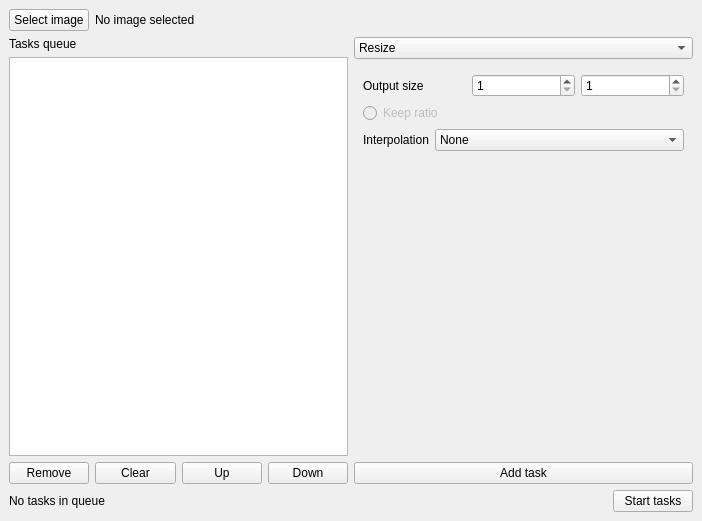
Old version of the form src/windows/imageupscalerqt.ui in the repository GRAPHENE9932/ImageUpscalerQt.
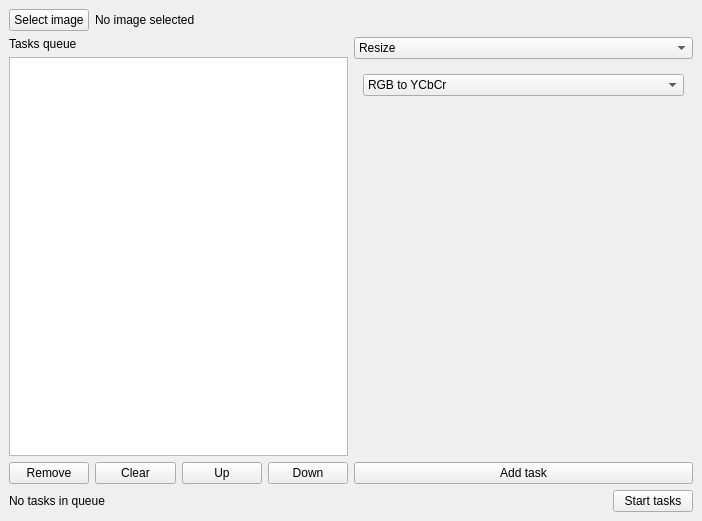
New version of the form.

The edit to the form file:
```diff
--- a/src/windows/imageupscalerqt.ui
+++ b/src/windows/imageupscalerqt.ui
@@ -123,7 +123,7 @@
         <item>
          <widget class="QStackedWidget" name="task_settings_widget">
           <property name="currentIndex">
-           <number>0</number>
+           <number>3</number>
           </property>
           <widget class="QWidget" name="resize_page">
            <layout class="QVBoxLayout" name="verticalLayout_2" stretch="0,0,0,0">
@@ -320,6 +320,47 @@
             </item>
            </layout>
           </widget>
+          <widget class="QWidget" name="convert_color_space_page">
+           <layout class="QVBoxLayout" name="verticalLayout_5">
+            <item>
+             <widget class="QComboBox" name="color_space_combobox">
+              <item>
+               <property name="text">
+                <string>RGB to YCbCr</string>
+               </property>
+              </item>
+              <item>
+               <property name="text">
+                <string>YCbCr to RGB</string>
+               </property>
+              </item>
+              <item>
+               <property name="text">
+                <string>RGB to YCoCg</string>
+               </property>
+              </item>
+              <item>
+               <property name="text">
+                <string>YCoCg to RGB</string>
+               </property>
+              </item>
+             </widget>
+            </item>
+            <item>
+             <spacer name="color_space_page_spacer">
+              <property name="orientation">
+               <enum>Qt::Vertical</enum>
+              </property>
+              <property name="sizeHint" stdset="0">
+               <size>
+                <width>20</width>
+                <height>40</height>
+               </size>
+              </property>
+             </spacer>
+            </item>
+           </layout>
+          </widget>
          </widget>
         </item>
         <item>
```
Left out of the diff: 8 changed lines with no effect on the pictures.
